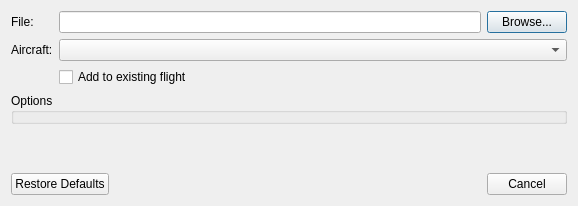
First picture: the form in src/Widget/src/BasicImportDialog.ui, repository till213/SkyDolly, before the edit.
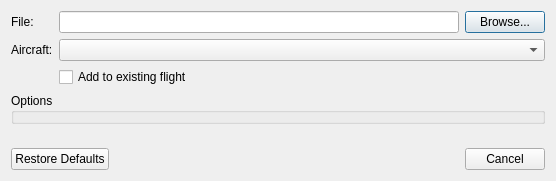
Second picture: the form after the edit. Custom widgets are drawn as their Qt base class.

The edit to the form file:
```diff
--- a/src/Widget/src/BasicImportDialog.ui
+++ b/src/Widget/src/BasicImportDialog.ui
@@ -6,8 +6,8 @@
    <rect>
     <x>0</x>
     <y>0</y>
-    <width>578</width>
-    <height>206</height>
+    <width>556</width>
+    <height>181</height>
    </rect>
   </property>
   <property name="windowTitle">
```
